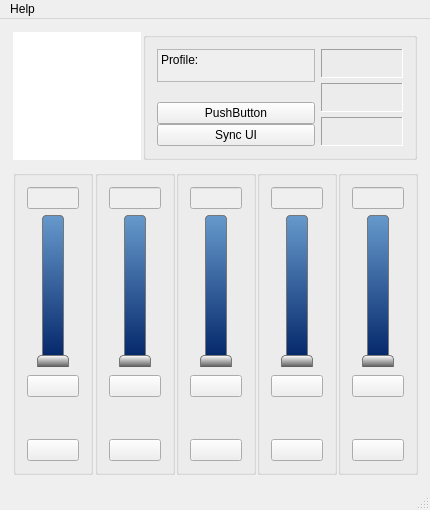
Shub77/phoebetria-code, file gui_mainwindow.ui: the form before one commit.
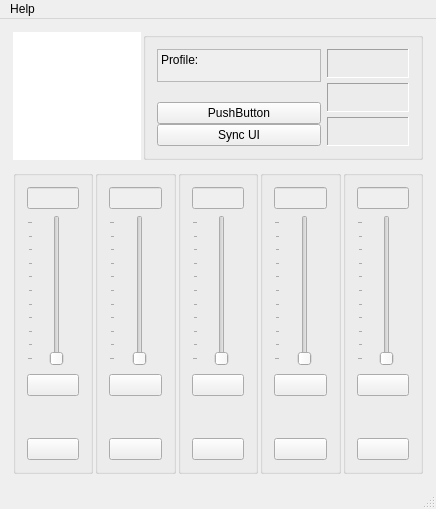
The form after the commit. Icons and pictures are not drawn.

Commit message: Removed some static stylesheets and format changes in preferences window.

Diff of the .ui file:
```diff
--- a/gui_mainwindow.ui
+++ b/gui_mainwindow.ui
@@ -6,8 +6,8 @@
    <rect>
     <x>0</x>
     <y>0</y>
-    <width>430</width>
-    <height>510</height>
+    <width>436</width>
+    <height>509</height>
    </rect>
   </property>
   <property name="sizePolicy">
@@ -18,8 +18,8 @@
   </property>
   <property name="minimumSize">
    <size>
-    <width>430</width>
-    <height>510</height>
+    <width>0</width>
+    <height>0</height>
    </size>
   </property>
   <property name="windowTitle">
@@ -668,34 +668,7 @@
               </size>
              </property>
              <property name="styleSheet">
-              <string notr="true">QSlider#ctrl_channel1speedSlider::groove:vertical {
-     border: 1px solid #bbb;
-     background: darkBlue;
-     width: 20px;
-     border-radius: 4px;
- }
-
- QSlider#ctrl_channel1speedSlider::handle:vertical {
-	background-color: qlineargradient(spread:pad, x1:1, y1:1.1, x2:1, y2:0, stop:0 #000, stop:1 #FFF);
- 	height:15px;
- 	margin:-6px;
- 	border:1px solid #777;
-	border-radius:4px;
- }
-
- QSlider#ctrl_channel1speedSlider::add-page:vertical {
-	 background: qlineargradient(x0: 1, y0: 1, x2: 0, y2: 1, stop: 0 #69c, stop: 1 #026);
-	 background: qlineargradient(x0: 1, y0: 1, x2: 0, y2: 1, stop: 0 #026, stop: 1 #69c);
-	 border: 1px solid #777;
-	 border-radius: 4px;
- }
-
- QSlider#ctrl_channel1speedSlider::sub-page:vertical {
-	 background: qlineargradient(x0: 1, y0: 1, x2: 0, y2: 1, stop: 0 #026, stop: 1 #69c);
-	 background: qlineargradient(x0: 1, y0: 1, x2: 0, y2: 1, stop: 0 #69c, stop: 1 #026);
-     border: 1px solid #777;
-	 border-radius: 4px;
- }</string>
+              <string notr="true"/>
              </property>
              <property name="maximum">
               <number>100</number>
@@ -787,8 +760,6 @@
           </layout>
          </item>
          <item>
-          <layout class="QHBoxLayout" name="horizontalLayout_23">
-           <item>
             <widget class="QPushButton" name="ctrl_channel1AlarmTemp">
              <property name="sizePolicy">
               <sizepolicy hsizetype="Minimum" vsizetype="Fixed">
@@ -811,8 +782,6 @@
             </widget>
            </item>
           </layout>
-         </item>
-        </layout>
        </widget>
       </item>
       <item>
@@ -876,34 +845,7 @@
               </size>
              </property>
              <property name="styleSheet">
-              <string notr="true">QSlider#ctrl_channel2speedSlider::groove:vertical {
-     border: 1px solid #bbb;
-     background: darkBlue;
-     width: 20px;
-     border-radius: 4px;
- }
-
- QSlider#ctrl_channel2speedSlider::handle:vertical {
-	background-color: qlineargradient(spread:pad, x1:1, y1:1.1, x2:1, y2:0, stop:0 #000, stop:1 #FFF);
- 	height:15px;
- 	margin:-6px;
- 	border:1px solid #777;
-	border-radius:4px;
- }
-
- QSlider#ctrl_channel2speedSlider::add-page:vertical {
-	 background: qlineargradient(x0: 1, y0: 1, x2: 0, y2: 1, stop: 0 #69c, stop: 1 #026);
-	 background: qlineargradient(x0: 1, y0: 1, x2: 0, y2: 1, stop: 0 #026, stop: 1 #69c);
-	 border: 1px solid #777;
-	 border-radius: 4px;
- }
-
- QSlider#ctrl_channel2speedSlider::sub-page:vertical {
-	 background: qlineargradient(x0: 1, y0: 1, x2: 0, y2: 1, stop: 0 #026, stop: 1 #69c);
-	 background: qlineargradient(x0: 1, y0: 1, x2: 0, y2: 1, stop: 0 #69c, stop: 1 #026);
-     border: 1px solid #777;
-	 border-radius: 4px;
- }</string>
+              <string notr="true"/>
              </property>
              <property name="maximum">
               <number>100</number>
@@ -998,8 +940,6 @@
           </layout>
          </item>
          <item>
-          <layout class="QHBoxLayout" name="horizontalLayout_25">
-           <item>
             <widget class="QPushButton" name="ctrl_channel2AlarmTemp">
              <property name="sizePolicy">
               <sizepolicy hsizetype="Minimum" vsizetype="Fixed">
@@ -1022,8 +962,6 @@
             </widget>
            </item>
           </layout>
-         </item>
-        </layout>
        </widget>
       </item>
       <item>
@@ -1087,34 +1025,7 @@
               </size>
              </property>
              <property name="styleSheet">
-              <string notr="true">QSlider#ctrl_channel3speedSlider::groove:vertical {
-     border: 1px solid #bbb;
-     background: darkBlue;
-     width: 20px;
-     border-radius: 4px;
- }
-
- QSlider#ctrl_channel3speedSlider::handle:vertical {
-	background-color: qlineargradient(spread:pad, x1:1, y1:1.1, x2:1, y2:0, stop:0 #000, stop:1 #FFF);
- 	height:15px;
- 	margin:-6px;
- 	border:1px solid #777;
-	border-radius:4px;
- }
-
- QSlider#ctrl_channel3speedSlider::add-page:vertical {
-	 background: qlineargradient(x0: 1, y0: 1, x2: 0, y2: 1, stop: 0 #69c, stop: 1 #026);
-	 background: qlineargradient(x0: 1, y0: 1, x2: 0, y2: 1, stop: 0 #026, stop: 1 #69c);
-	 border: 1px solid #777;
-	 border-radius: 4px;
- }
-
- QSlider#ctrl_channel3speedSlider::sub-page:vertical {
-	 background: qlineargradient(x0: 1, y0: 1, x2: 0, y2: 1, stop: 0 #026, stop: 1 #69c);
-	 background: qlineargradient(x0: 1, y0: 1, x2: 0, y2: 1, stop: 0 #69c, stop: 1 #026);
-     border: 1px solid #777;
-	 border-radius: 4px;
- }</string>
+              <string notr="true"/>
              </property>
              <property name="maximum">
               <number>100</number>
@@ -1209,8 +1120,6 @@
           </layout>
          </item>
          <item>
-          <layout class="QHBoxLayout" name="horizontalLayout_27">
-           <item>
             <widget class="QPushButton" name="ctrl_channel3AlarmTemp">
              <property name="sizePolicy">
               <sizepolicy hsizetype="Minimum" vsizetype="Fixed">
@@ -1233,8 +1142,6 @@
             </widget>
            </item>
           </layout>
-         </item>
-        </layout>
        </widget>
       </item>
       <item>
@@ -1298,34 +1205,7 @@
               </size>
              </property>
              <property name="styleSheet">
-              <string notr="true">QSlider#ctrl_channel4speedSlider::groove:vertical {
-     border: 1px solid #bbb;
-     background: darkBlue;
-     width: 20px;
-     border-radius: 4px;
- }
-
- QSlider#ctrl_channel4speedSlider::handle:vertical {
-	background-color: qlineargradient(spread:pad, x1:1, y1:1.1, x2:1, y2:0, stop:0 #000, stop:1 #FFF);
- 	height:15px;
- 	margin:-6px;
- 	border:1px solid #777;
-	border-radius:4px;
- }
-
- QSlider#ctrl_channel4speedSlider::add-page:vertical {
-	 background: qlineargradient(x0: 1, y0: 1, x2: 0, y2: 1, stop: 0 #69c, stop: 1 #026);
-	 background: qlineargradient(x0: 1, y0: 1, x2: 0, y2: 1, stop: 0 #026, stop: 1 #69c);
-	 border: 1px solid #777;
-	 border-radius: 4px;
- }
-
- QSlider#ctrl_channel4speedSlider::sub-page:vertical {
-	 background: qlineargradient(x0: 1, y0: 1, x2: 0, y2: 1, stop: 0 #026, stop: 1 #69c);
-	 background: qlineargradient(x0: 1, y0: 1, x2: 0, y2: 1, stop: 0 #69c, stop: 1 #026);
-     border: 1px solid #777;
-	 border-radius: 4px;
- }</string>
+              <string notr="true"/>
              </property>
              <property name="maximum">
               <number>100</number>
@@ -1420,8 +1300,6 @@
           </layout>
          </item>
          <item>
-          <layout class="QHBoxLayout" name="horizontalLayout_29">
-           <item>
             <widget class="QPushButton" name="ctrl_channel4AlarmTemp">
              <property name="sizePolicy">
               <sizepolicy hsizetype="Minimum" vsizetype="Fixed">
@@ -1444,8 +1322,6 @@
             </widget>
            </item>
           </layout>
-         </item>
-        </layout>
        </widget>
       </item>
       <item>
@@ -1509,34 +1385,7 @@
               </size>
              </property>
              <property name="styleSheet">
-              <string notr="true">QSlider#ctrl_channel5speedSlider::groove:vertical {
-     border: 1px solid #bbb;
-     background: darkBlue;
-     width: 20px;
-     border-radius: 4px;
- }
-
- QSlider#ctrl_channel5speedSlider::handle:vertical {
-	background-color: qlineargradient(spread:pad, x1:1, y1:1.1, x2:1, y2:0, stop:0 #000, stop:1 #FFF);
- 	height:15px;
- 	margin:-6px;
- 	border:1px solid #777;
-	border-radius:4px;
- }
-
- QSlider#ctrl_channel5speedSlider::add-page:vertical {
-	 background: qlineargradient(x0: 1, y0: 1, x2: 0, y2: 1, stop: 0 #69c, stop: 1 #026);
-	 background: qlineargradient(x0: 1, y0: 1, x2: 0, y2: 1, stop: 0 #026, stop: 1 #69c);
-	 border: 1px solid #777;
-	 border-radius: 4px;
- }
-
- QSlider#ctrl_channel5speedSlider::sub-page:vertical {
-	 background: qlineargradient(x0: 1, y0: 1, x2: 0, y2: 1, stop: 0 #026, stop: 1 #69c);
-	 background: qlineargradient(x0: 1, y0: 1, x2: 0, y2: 1, stop: 0 #69c, stop: 1 #026);
-     border: 1px solid #777;
-	 border-radius: 4px;
- }</string>
+              <string notr="true"/>
              </property>
              <property name="maximum">
               <number>100</number>
@@ -1631,8 +1480,6 @@
           </layout>
          </item>
          <item>
-          <layout class="QHBoxLayout" name="horizontalLayout_34">
-           <item>
             <widget class="QPushButton" name="ctrl_channel5AlarmTemp">
              <property name="sizePolicy">
               <sizepolicy hsizetype="Minimum" vsizetype="Fixed">
@@ -1655,8 +1502,6 @@
             </widget>
            </item>
           </layout>
-         </item>
-        </layout>
        </widget>
       </item>
      </layout>
@@ -1668,7 +1513,7 @@
     <rect>
      <x>0</x>
      <y>0</y>
-     <width>430</width>
+     <width>436</width>
      <height>22</height>
     </rect>
    </property>
```
Lines whose indentation alone changed are shown as unchanged. The commit also changes 1 other file.
